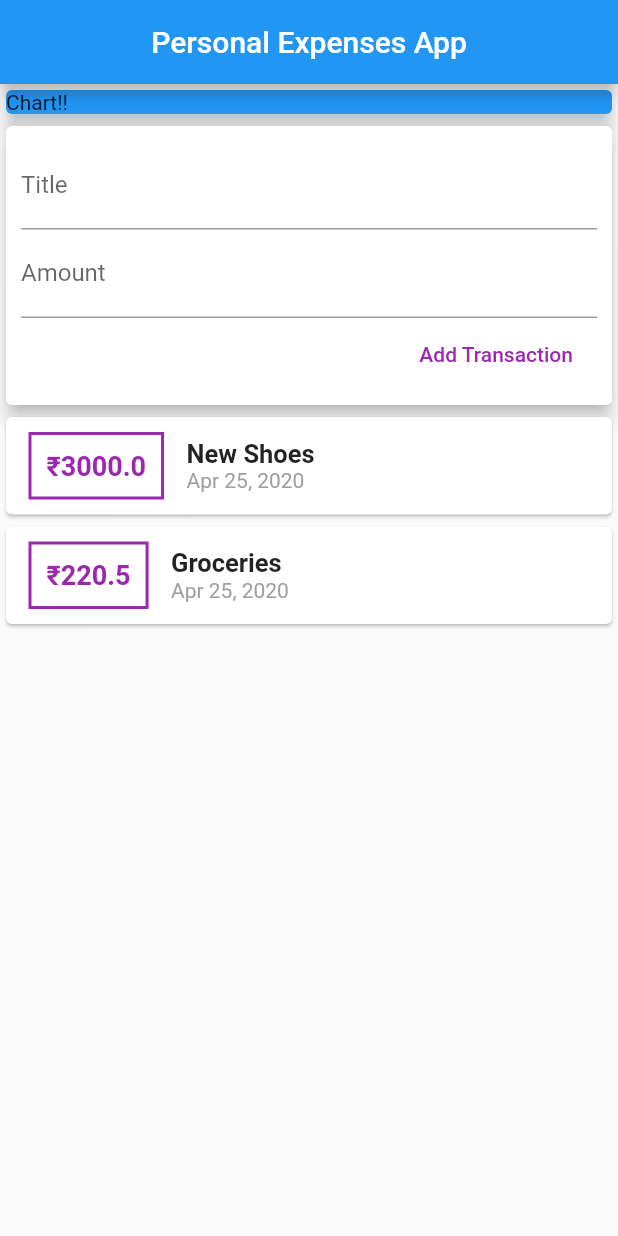
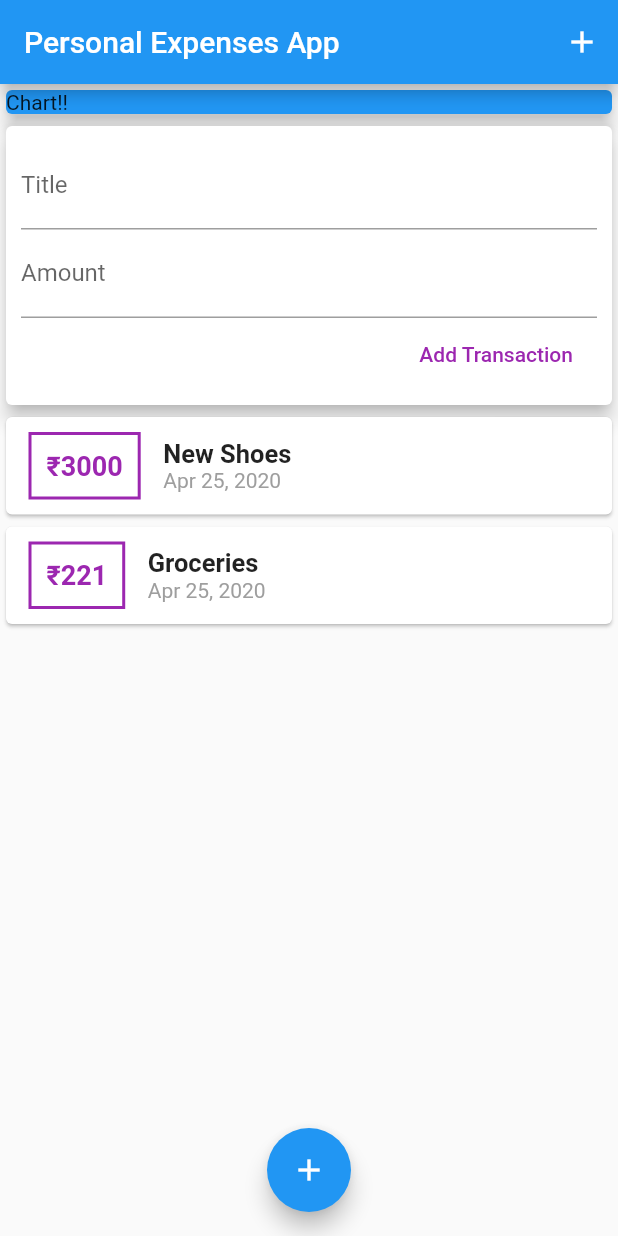
Before and after one commit to aashirsaroya/BudgetWise-Smart-Expense-Tracker, a Flutter app: the screen it shows after launch, on a phone screen of 412 x 824 dp. Run offline on Flutter 3.47's test engine with Material 2 defaults, Android fonts, the phone set to English and light mode, and no system bars.

Commit message:
Added 2 buttons

```diff
--- a/personal_expenses/lib/main.dart
+++ b/personal_expenses/lib/main.dart
@@ -22,7 +22,13 @@ class MyHomePage extends StatelessWidget {
   Widget build(BuildContext context) {
     return Scaffold(
       appBar: AppBar(title: Text('Personal Expenses App'
-      ),centerTitle: true,
+      ),
+        actions: <Widget>[
+          IconButton(icon: Icon(Icons.add),
+          onPressed: (){},
+          )
+        ],
+
       ),
       body:SingleChildScrollView(
         child: Column(
@@ -37,7 +43,12 @@ class MyHomePage extends StatelessWidget {
             UserTransactions(),
           ],
         ),
-      )
+      ),
+        floatingActionButtonLocation: FloatingActionButtonLocation.centerFloat,
+        floatingActionButton: FloatingActionButton(
+        child: Icon(Icons.add),
+          onPressed: (){},
+    ),
     );
   }
 }
--- a/personal_expenses/lib/widgets/transaction_list.dart
+++ b/personal_expenses/lib/widgets/transaction_list.dart
@@ -23,7 +23,7 @@ TransactionList(this.transactions);
                     )
                 ),
                 child: Text(
-                  "\u20B9" + tx.amount.toString(),
+                  "\u20B9" + tx.amount.toStringAsFixed(0),
                   style: TextStyle(
                     fontWeight: FontWeight.bold,
                     fontSize: 18 ,
```
Also changed, not shown: personal_expenses/lib/widgets/new_transaction.dart (+3 -5 lines).
